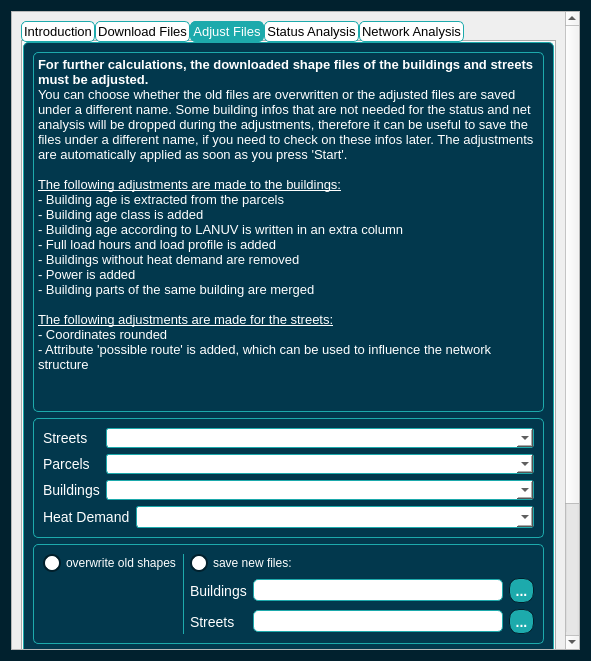
The window that F-Heat_QGIS/heat_net_tool_dialog_base.ui (L4rsG/F-Heat_QGIS) describes before a commit, drawn with Qt 5.
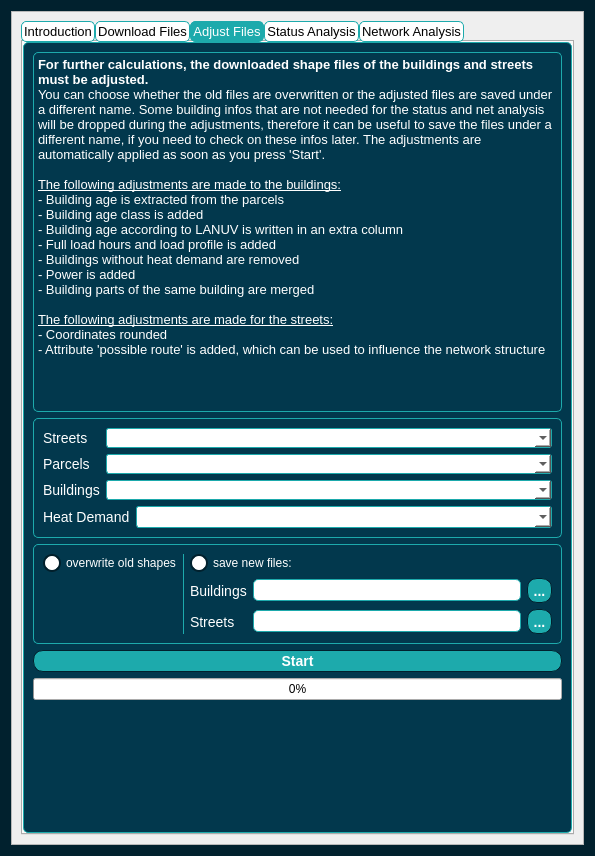
The same window after the commit. The open tabs and pages were chosen to show the change. Custom widgets are drawn as their Qt base class.

Patch:
```diff
--- a/F-Heat_QGIS/heat_net_tool_dialog_base.ui
+++ b/F-Heat_QGIS/heat_net_tool_dialog_base.ui
@@ -6,8 +6,8 @@
    <rect>
     <x>0</x>
     <y>0</y>
-    <width>591</width>
-    <height>661</height>
+    <width>595</width>
+    <height>856</height>
    </rect>
   </property>
   <property name="sizePolicy">
@@ -90,8 +90,8 @@
        <rect>
         <x>0</x>
         <y>0</y>
-        <width>557</width>
-        <height>838</height>
+        <width>573</width>
+        <height>834</height>
        </rect>
       </property>
       <layout class="QGridLayout" name="gridLayout_10">
@@ -1002,6 +1002,9 @@
                   <height>22</height>
                  </size>
                 </property>
+                <property name="currentText">
+                 <string/>
+                </property>
                 <property name="allowEmptyLayer">
                  <bool>false</bool>
                 </property>
```
